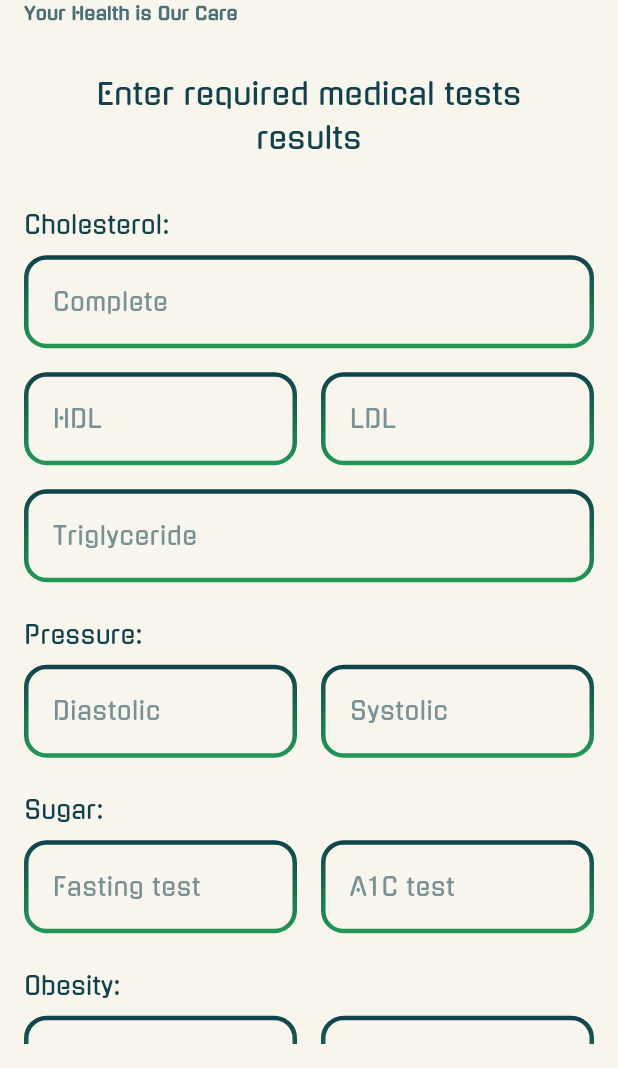
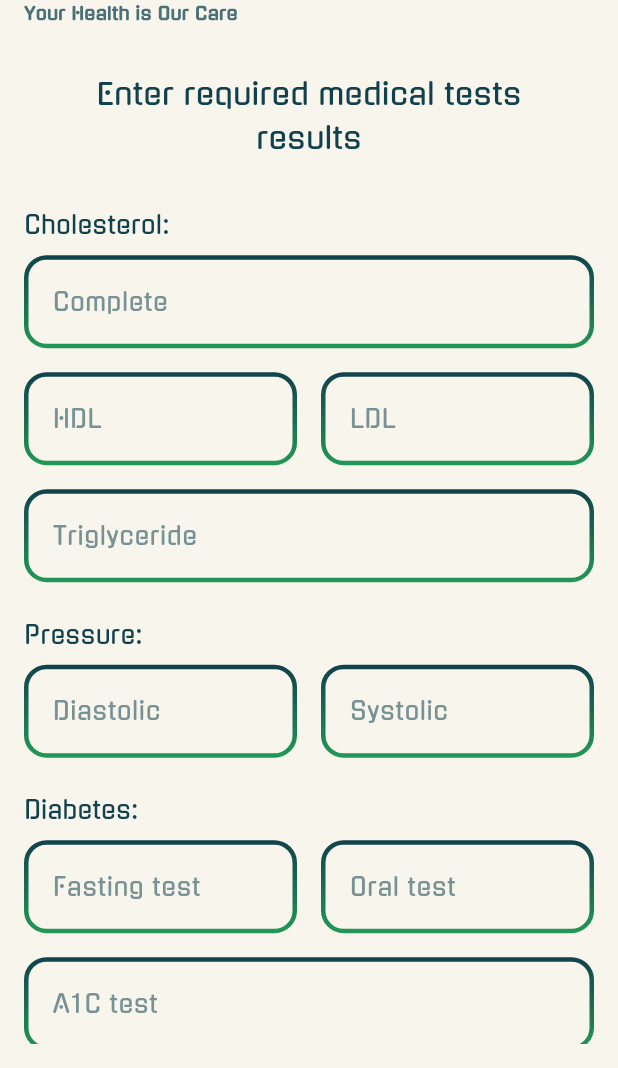
Before and after one commit to Abdelrhman-223/nutrimd, a Flutter app: the EnterTestResults screen opened directly, on a phone screen of 412 x 824 dp, the part 168-1236 px from its top. Run offline on Flutter 3.47's test engine with Material 3 defaults, Android fonts, the phone set to English and light mode, and no system bars; our stand-ins replace animated_splash_screen, flutter_svg, get, gradient_borders, smooth_page_indicator.

Commit message:
Analysis medical tests results and identify user diseases.

```diff
--- a/lib/api_connection.dart
+++ b/lib/api_connection.dart
@@ -14,7 +14,7 @@ import 'package:nutrimd/medical_auth_pages/presentation/pages/medical_tests_page
 
 class ApiManager extends GetxController {
   //192.168.199.119 //// 10.0.2.2:80 //// 192.168.1.9:80
-  static String urlBase = "192.168.1.12:80";
+  static String urlBase = "192.168.199.119:80";
   Map<String, String> urlDomains = {
     "signIn": "nutrimd_php/authentication/sign_in.php",
     "signUp": "nutrimd_php/authentication/sign_up.php",
--- a/lib/core/utils/app_colors.dart
+++ b/lib/core/utils/app_colors.dart
@@ -13,6 +13,7 @@ class AppColors {
   static Color thirdColor = const Color.fromRGBO(59, 183, 119, 1);
   static Color fourthColor = const Color.fromRGBO(76, 112, 120, 1);
   static Color fifthColor = const Color.fromRGBO(248, 245, 236, 1);
+  static Color redColor = const Color.fromRGBO(144, 0, 0, 1);
 
   static LinearGradient vUtDLinearDarkGrid = LinearGradient(
     begin: Alignment.topCenter,
--- a/lib/core/utils/app_icons.dart
+++ b/lib/core/utils/app_icons.dart
@@ -41,5 +41,7 @@ class IconPaths {
   static String previousButton = "assets/icons/previousButton.svg";
   static String eyeHidden = "assets/icons/eyeHidden.svg";
   static String eyeVisible = "assets/icons/eyeVisible.svg";
+  static String goodForYou = "assets/icons/good_for_you.svg";
+  static String badForYou = "assets/icons/bad_for_you.svg";
 //static String  = "assets/icons/.svg";
 }
--- a/lib/medical_auth_pages/presentation/pages/enter_test_results.dart
+++ b/lib/medical_auth_pages/presentation/pages/enter_test_results.dart
@@ -6,9 +6,15 @@
 **********Description:
 */
 
+import 'dart:ui';
+
 import 'package:flutter/cupertino.dart';
 import 'package:flutter/material.dart';
+import 'package:get/get.dart';
 import 'package:nutrimd/core/widgets/app_button.dart';
+import 'package:nutrimd/medical_auth_pages/presentation/manager/disease_identification.dart';
+import 'package:nutrimd/medical_auth_pages/presentation/pages/medical_results_page.dart';
+import 'package:nutrimd/medical_auth_pages/presentation/widgets/small_text_field_row.dart';
 import '../../../core/styles/dividers.dart';
 import '../../../core/utils/app_colors.dart';
 import '../../../core/utils/app_fonts.dart';
@@ -25,6 +31,7 @@ class EnterTestResults extends StatelessWidget {
   TextEditingController diastolicPressureController = TextEditingController();
   TextEditingController systolicPressureController = TextEditingController();
   TextEditingController fastingTestSugarController = TextEditingController();
+  TextEditingController oralTestSugarController = TextEditingController();
   TextEditingController a1CTestSugarController = TextEditingController();
   TextEditingController weightObesityController = TextEditingController();
   TextEditingController heightObesityController = TextEditingController();
@@ -62,7 +69,6 @@ class EnterTestResults extends StatelessWidget {
                 ),
               ),
               spaceVertical32(),
-              // View the pages in page view to easy switch between them and i put it in expanded widget to take the rest of the body height.
               Expanded(
                 child: ListView(
                   children: [
@@ -79,27 +85,11 @@ class EnterTestResults extends StatelessWidget {
                       fieldController: completeCholesterolController,
                       fieldKeyboardType: TextInputType.number,
                     ),
-                    Row(
-                      mainAxisAlignment: MainAxisAlignment.spaceBetween,
-                      children: [
-                        /// The equation to determine the width of the field, and that by taking the width of the screen and subtract the value of the padding (16 R,16 L) from it and the value of the gap needed between the tow fields (16) and divide it on 2.
-                        SizedBox(
-                          width: (MediaQuery.of(context).size.width - 48) / 2,
-                          child: AppTextField(
-                            textFieldTitle: "HDL",
-                            fieldController: hdlCholesterolController,
-                            fieldKeyboardType: TextInputType.number,
-                          ),
-                        ),
-                        SizedBox(
-                          width: (MediaQuery.of(context).size.width - 48) / 2,
-                          child: AppTextField(
-                            textFieldTitle: "LDL",
-                            fieldController: ldlCholesterolController,
-                            fieldKeyboardType: TextInputType.number,
-                          ),
-                        ),
-                      ],
+                    SmallTextFieldRow(
+                      firstFieldTitle: "HDL",
+                      secondFieldTitle: "LDL",
+                      firstFieldController: hdlCholesterolController,
+                      secondFieldController: ldlCholesterolController,
                     ),
                     AppTextField(
                       textFieldTitle: "Triglyceride",
@@ -108,6 +98,7 @@ class EnterTestResults extends StatelessWidget {
                     ),
 
                     spaceVertical16(),
+
                     /// Pressure Section:
                     Text(
                       "Pressure:",
@@ -116,63 +107,37 @@ class EnterTestResults extends StatelessWidget {
                         fontSize: AppFonts.myH8,
                       ),
                     ),
-                    Row(
-                      mainAxisAlignment: MainAxisAlignment.spaceBetween,
-                      children: [
-                        /// The equation to determine the width of the field, and that by taking the width of the screen and subtract the value of the padding (16 R,16 L) from it and the value of the gap needed between the tow fields (16) and divide it on 2.
-                        SizedBox(
-                          width: (MediaQuery.of(context).size.width - 48) / 2,
-                          child: AppTextField(
-                            textFieldTitle: "Diastolic",
-                            fieldController: diastolicPressureController,
-                            fieldKeyboardType: TextInputType.number,
-                          ),
-                        ),
-                        SizedBox(
-                          width: (MediaQuery.of(context).size.width - 48) / 2,
-                          child: AppTextField(
-                            textFieldTitle: "Systolic",
-                            fieldController: systolicPressureController,
-                            fieldKeyboardType: TextInputType.number,
-                          ),
-                        ),
-                      ],
+                    SmallTextFieldRow(
+                      firstFieldTitle: "Diastolic",
+                      secondFieldTitle: "Systolic",
+                      firstFieldController: diastolicPressureController,
+                      secondFieldController: systolicPressureController,
                     ),
 
                     spaceVertical16(),
-                    /// Sugar Section:
+
+                    /// Diabetes Section:
                     Text(
-                      "Sugar:",
+                      "Diabetes:",
                       style: TextStyle(
                         color: AppColors.mainColor,
                         fontSize: AppFonts.myH8,
                       ),
                     ),
-                    Row(
-                      mainAxisAlignment: MainAxisAlignment.spaceBetween,
-                      children: [
-                        /// The equation to determine the width of the field, and that by taking the width of the screen and subtract the value of the padding (16 R,16 L) from it and the value of the gap needed between the tow fields (16) and divide it on 2.
-                        SizedBox(
-                          width: (MediaQuery.of(context).size.width - 48) / 2,
-                          child: AppTextField(
-                            textFieldTitle: "Fasting test",
-                            fieldController: fastingTestSugarController,
-                            fieldKeyboardType: TextInputType.number,
+                    SmallTextFieldRow(
+                      firstFieldTitle: "Fasting test",
+                      secondFieldTitle: "Oral test",
+                      firstFieldController: fastingTestSugarController,
+                      secondFieldController: oralTestSugarController,
                     ),
-                        ),
-                        SizedBox(
-                          width: (MediaQuery.of(context).size.width - 48) / 2,
-                          child: AppTextField(
+                    AppTextField(
                       textFieldTitle: "A1C test",
                       fieldController: a1CTestSugarController,
                       fieldKeyboardType: TextInputType.number,
                     ),
-                        ),
-                      ],
-                    ),
+                    spaceVertical16(),
 
-                    spaceVertical16(),
-                    /// Cholesterol Section:
+                    /// Obesity Section:
                     Text(
                       "Obesity:",
                       style: TextStyle(
@@ -180,27 +145,11 @@ class EnterTestResults extends StatelessWidget {
                         fontSize: AppFonts.myH8,
                       ),
                     ),
-                    Row(
-                      mainAxisAlignment: MainAxisAlignment.spaceBetween,
-                      children: [
-                        /// The equation to determine the width of the field, and that by taking the width of the screen and subtract the value of the padding (16 R,16 L) from it and the value of the gap needed between the tow fields (16) and divide it on 2.
-                        SizedBox(
-                          width: (MediaQuery.of(context).size.width - 48) / 2,
-                          child: AppTextField(
-                            textFieldTitle: "Weight",
-                            fieldController: weightObesityController,
-                            fieldKeyboardType: TextInputType.number,
-                          ),
-                        ),
-                        SizedBox(
-                          width: (MediaQuery.of(context).size.width - 48) / 2,
-                          child: AppTextField(
-                            textFieldTitle: "Height",
-                            fieldController: heightObesityController,
-                            fieldKeyboardType: TextInputType.number,
-                          ),
-                        ),
-                      ],
+                    SmallTextFieldRow(
+                      firstFieldTitle: "Weight",
+                      secondFieldTitle: "Height",
+                      firstFieldController: weightObesityController,
+                      secondFieldController: heightObesityController,
                     ),
                     AppTextField(
                       textFieldTitle: "Waist circumference",
@@ -209,13 +158,39 @@ class EnterTestResults extends StatelessWidget {
                     ),
 
                     spaceVertical16(),
-                    Align(
+                    GetBuilder<DiseaseIdentification>(
+                        init: DiseaseIdentification(),
+                        builder: (diseaseIdentificationController) {
+                          return Align(
                             alignment: Alignment.center,
                             child: AppButton(
-                        buttonFunction: () {},
+                              buttonFunction: () {
+                                Map<String, double> testsResults = {
+                                  "completeCholesterol":
+                                      double.parse(completeCholesterolController.text),
+                                  "hdlCholesterol": double.parse(hdlCholesterolController.text),
+                                  "ldlCholesterol": double.parse(ldlCholesterolController.text),
+                                  "triglycerideCholesterol":
+                                      double.parse(triglycerideCholesterolController.text),
+                                  "diastolicPressure": double.parse(diastolicPressureController.text),
+                                  "systolicPressure": double.parse(systolicPressureController.text),
+                                  "fastingTestSugar": double.parse(fastingTestSugarController.text),
+                                  "oralTestSugar": double.parse(oralTestSugarController.text),
+                                  "a1CTestSugar": double.parse(a1CTestSugarController.text),
+                                  "weightObesity": double.parse(weightObesityController.text),
+                                  "heightObesity": double.parse(heightObesityController.text),
+                                  "waistCircumferenceObesity":
+                                      double.parse(waistCircumferenceObesityController.text),
+                                };
+
+                                print(testsResults);
+                                diseaseIdentificationController.addResults(testsResults);
+                                Get.to(const MedicalResults());
+                              },
                               buttonTitle: "Enter Data",
                             ),
-                    )
+                          );
+                        })
                   ],
                 ),
               ),
--- a/lib/medical_auth_pages/presentation/pages/medical_tests_page.dart
+++ b/lib/medical_auth_pages/presentation/pages/medical_tests_page.dart
@@ -55,7 +55,7 @@ class MedicalTestsPage extends StatelessWidget {
                 ),
               ),
               Text(
-                "Cholesterol: \n   \o Complete cholesterol test. \n   \o Low-density lipoprotein (LDL) test. \n   \o High-density lipoprotein (HDL) test. \n   \o Triglyceride test.\nPressure: \n   \o Blood pressure measurement.\nSugar: \n   \o Glucose fasting test. \n   \o Oral glucose tolerance test. \n   \o Hemoglobin A1C test.\nObesity:\n   \o weight and height. \n   \o Waist circumference.",
+                "Cholesterol: \n   \o Complete cholesterol test. \n   \o Low-density lipoprotein (LDL) test. \n   \o High-density lipoprotein (HDL) test. \n   \o Triglyceride test.\nPressure: \n   \o Blood pressure measurement.\nDiabetes: \n   \o Glucose fasting test. \n   \o Oral glucose tolerance test. \n   \o Hemoglobin A1C test.\nObesity:\n   \o weight and height. \n   \o Waist circumference.",
                 style: TextStyle(
                   color: AppColors.mainColor,
                   fontSize: AppFonts.myP2,
--- /dev/null
+++ b/lib/medical_auth_pages/presentation/widgets/small_text_field_row.dart
@@ -0,0 +1,42 @@
+/*
+**********Project Name: nutrimd
+**********File Name: small_text_field_row
+**********Created At: 16-Apr-24 11:20 AM
+**********Author: Abdelrhman Hussein
+**********Description:
+*/
+
+import 'package:flutter/material.dart';
+
+import '../../../core/widgets/app_text_field.dart';
+
+class SmallTextFieldRow extends StatelessWidget {
+  const SmallTextFieldRow({super.key, required this.firstFieldTitle, required this.secondFieldTitle, required this.firstFieldController, required this.secondFieldController});
+
+  final String firstFieldTitle, secondFieldTitle;
+  final TextEditingController firstFieldController, secondFieldController;
+  @override
+  Widget build(BuildContext context) {
+    return Row(
+      mainAxisAlignment: MainAxisAlignment.spaceBetween,
+      children: [
+        SizedBox(
+          width: (MediaQuery.of(context).size.width - 48) / 2,
+          child: AppTextField(
+            textFieldTitle: firstFieldTitle,
+            fieldController: firstFieldController,
+            fieldKeyboardType: TextInputType.number,
+          ),
+        ),
+        SizedBox(
+          width: (MediaQuery.of(context).size.width - 48) / 2,
+          child: AppTextField(
+            textFieldTitle: secondFieldTitle,
+            fieldController: secondFieldController,
+            fieldKeyboardType: TextInputType.number,
+          ),
+        ),
+      ],
+    );
+  }
+}
--- a/lib/on_boarding/presentation/pages/splash_screen.dart
+++ b/lib/on_boarding/presentation/pages/splash_screen.dart
@@ -18,7 +18,7 @@ class _SplashScreenState extends State<SplashScreen> {
   Widget build(BuildContext context) {
     return AnimatedSplashScreen(
       backgroundColor: AppColors.fifthColor,
-      nextScreen: const MedicalTestsPage(),//OnBoarding(),
+      nextScreen: const OnBoarding(),//MedicalTestsPage(),
       splashIconSize: 175,
       splash: const LogoAndTitle(
         fieldAlignment: CrossAxisAlignment.center, logoWidth: 150,
```
Also changed, not shown: lib/authentication_pages/presentation/pages/sign_up_page.dart (+6 -2 lines), lib/medical_auth_pages/presentation/manager/disease_identification.dart (added, +167 -0 lines), lib/medical_auth_pages/presentation/pages/medical_results_page.dart (added, +120 -0 lines), lib/medical_auth_pages/presentation/widgets/result_status.dart (added, +51 -0 lines), lib/medical_auth_pages/presentation/widgets/results_page_divider.dart (added, +53 -0 lines), assets/icons/bad_for_you.svg (added), assets/icons/good_for_you.svg (added). Lines whose indentation alone changed are shown as unchanged.
